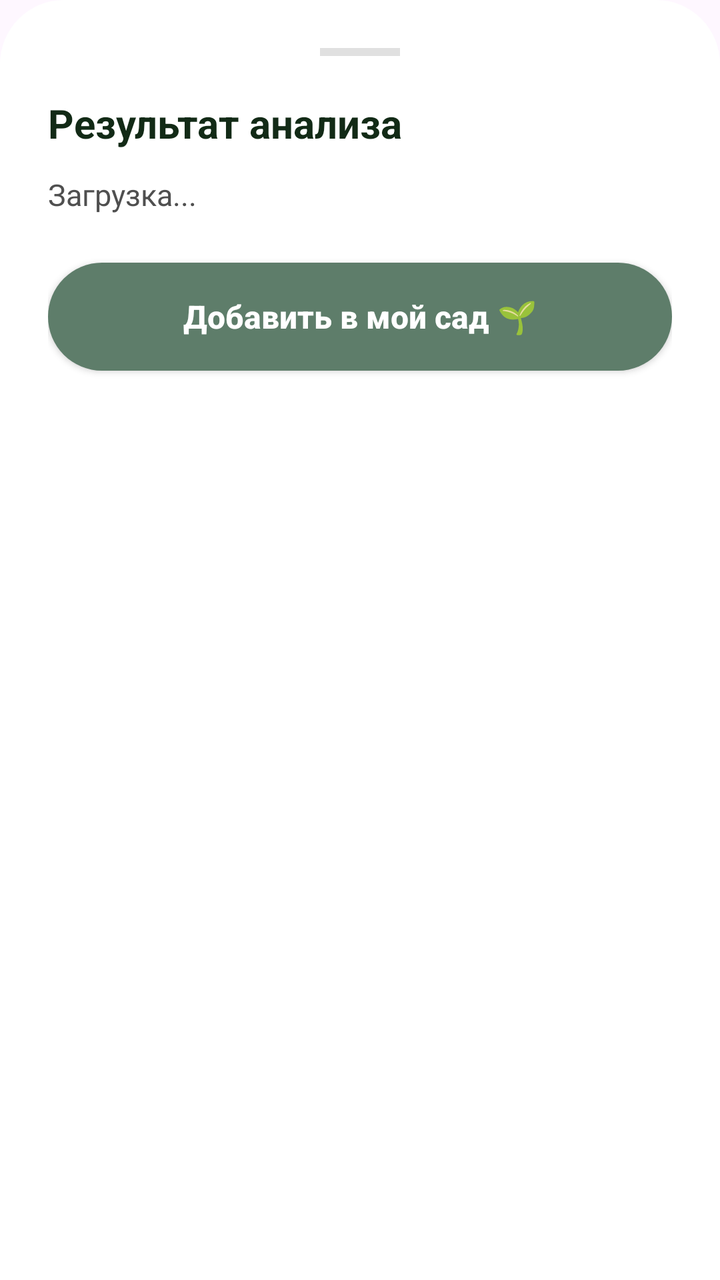
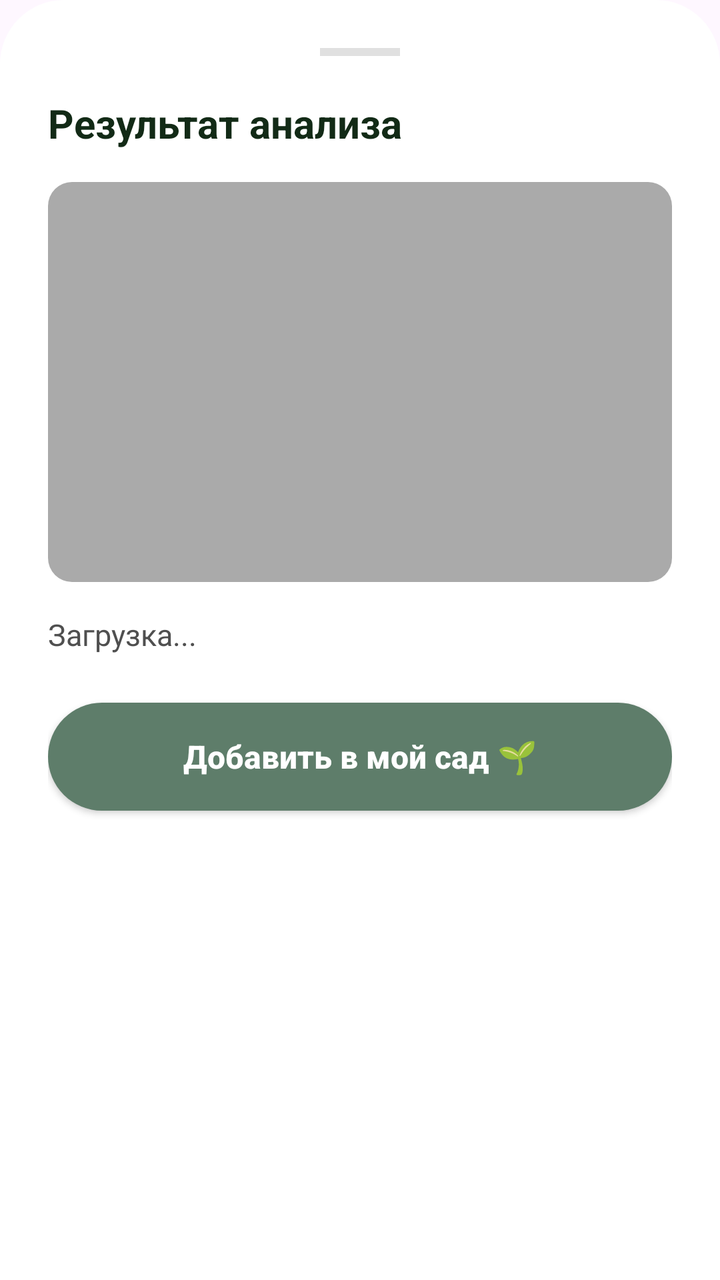

The first picture is an Android layout as it rendered before a commit; the second is the same layout after the commit. The layout source and the unified diff follow.
<!-- AndroidManifest.xml: application theme Theme.PlantCare -->
<!-- res/layout/layout_bottom_sheet.xml -->
<?xml version="1.0" encoding="utf-8"?>
<LinearLayout xmlns:android="http://schemas.android.com/apk/res/android"
    xmlns:app="http://schemas.android.com/apk/res-auto"
    android:layout_width="match_parent"
    android:layout_height="wrap_content"
    android:background="@drawable/bottom_sheet_bg"
    android:orientation="vertical"
    android:padding="24dp">

    <View
        android:layout_width="40dp"
        android:layout_height="4dp"
        android:layout_gravity="center"
        android:layout_marginBottom="20dp"
        android:background="#E0E0E0" />

    <TextView
        android:id="@+id/tvSheetTitle"
        android:layout_width="wrap_content"
        android:layout_height="wrap_content"
        android:text="Результат анализа"
        android:textColor="#122A16"
        android:textSize="20sp"
        android:textStyle="bold" />

    <TextView
        android:id="@+id/tvSheetContent"
        android:layout_width="match_parent"
        android:layout_height="wrap_content"
        android:layout_marginTop="12dp"
        android:lineSpacingExtra="4dp"
        android:text="Загрузка..."
        android:textColor="#4F4F4F"
        android:textSize="15sp" />

    <androidx.appcompat.widget.AppCompatButton
        android:id="@+id/btnAddToGarden"
        android:layout_width="match_parent"
        android:layout_height="54dp"
        android:layout_marginTop="24dp"
        android:background="@drawable/button_green"
        android:text="Добавить в мой сад 🌱"
        android:textAllCaps="false"
        android:textColor="#FFFFFF"
        android:textSize="16sp"
        android:textStyle="bold" />

</LinearLayout>
<!-- resources referenced by this layout -->
<resources>
  <!-- drawable bottom_sheet_bg (drawable) -->
  <?xml version="1.0" encoding="utf-8"?>
  <shape xmlns:android="http://schemas.android.com/apk/res/android">
      <solid android:color="#FFFFFF" />
  
      <corners
          android:topLeftRadius="32dp"
          android:topRightRadius="32dp" />
  </shape>
  <!-- drawable button_green (drawable) -->
  <shape xmlns:android="http://schemas.android.com/apk/res/android">
      <solid android:color="@color/sage_green"/>
      <corners android:radius="40dp"/>
  </shape>
  <style name="Theme.PlantCare" parent="Base.Theme.PlantCare" />
  <color name="sage_green">#5E7D6A</color>
  <style name="Base.Theme.PlantCare" parent="Theme.Material3.Light.NoActionBar">
      </style>
</resources>

<!-- the commit's change to res/layout/layout_bottom_sheet.xml (unified diff, before → after) -->
@@ -23,15 +23,37 @@
         android:textSize="20sp"
         android:textStyle="bold" />
 
-    <TextView
-        android:id="@+id/tvSheetContent"
+    <androidx.cardview.widget.CardView
+        android:layout_width="match_parent"
+        android:layout_height="200dp"
+        android:layout_marginTop="16dp"
+        app:cardCornerRadius="12dp"
+        app:cardElevation="0dp">
+
+        <ImageView
+            android:id="@+id/ivPlantResult"
+            android:layout_width="match_parent"
+            android:layout_height="match_parent"
+            android:scaleType="centerCrop"
+            android:src="@android:color/darker_gray" />
+    </androidx.cardview.widget.CardView>
+
+    <androidx.core.widget.NestedScrollView
         android:layout_width="match_parent"
         android:layout_height="wrap_content"
-        android:layout_marginTop="12dp"
-        android:lineSpacingExtra="4dp"
-        android:text="Загрузка..."
-        android:textColor="#4F4F4F"
-        android:textSize="15sp" />
+        android:layout_marginTop="16dp"
+        android:fillViewport="true"
+        app:layout_constrainedHeight="true">
+
+        <TextView
+            android:id="@+id/tvSheetContent"
+            android:layout_width="match_parent"
+            android:layout_height="wrap_content"
+            android:lineSpacingExtra="4dp"
+            android:text="Загрузка..."
+            android:textColor="#4F4F4F"
+            android:textSize="15sp" />
+    </androidx.core.widget.NestedScrollView>
 
     <androidx.appcompat.widget.AppCompatButton
         android:id="@+id/btnAddToGarden"
